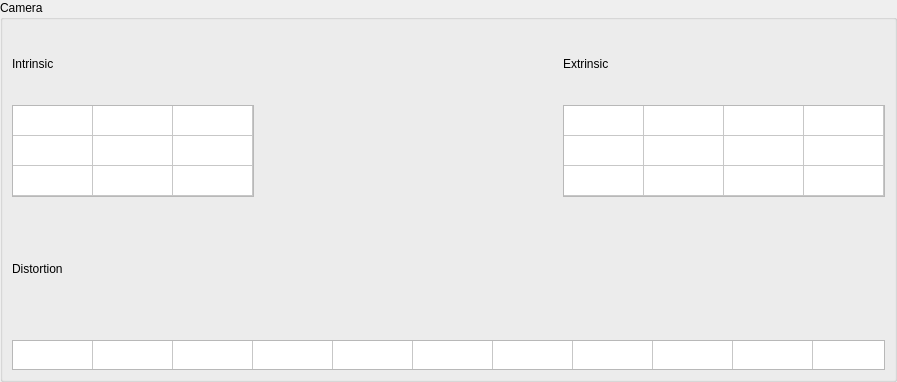
Qt form multical/interface/camera.ui (oliver-batchelor/multical) before a commit.
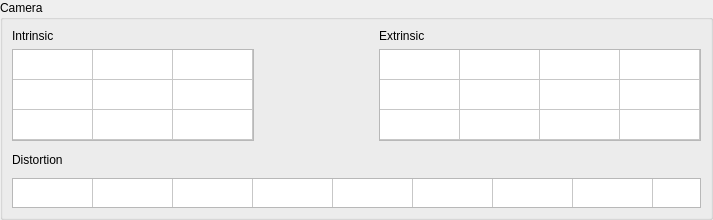
The same form after that commit.

What changed in the file:
```diff
--- a/multical/interface/camera.ui
+++ b/multical/interface/camera.ui
@@ -6,8 +6,8 @@
    <rect>
     <x>0</x>
     <y>0</y>
-    <width>897</width>
-    <height>382</height>
+    <width>713</width>
+    <height>220</height>
    </rect>
   </property>
   <property name="sizePolicy">
```
